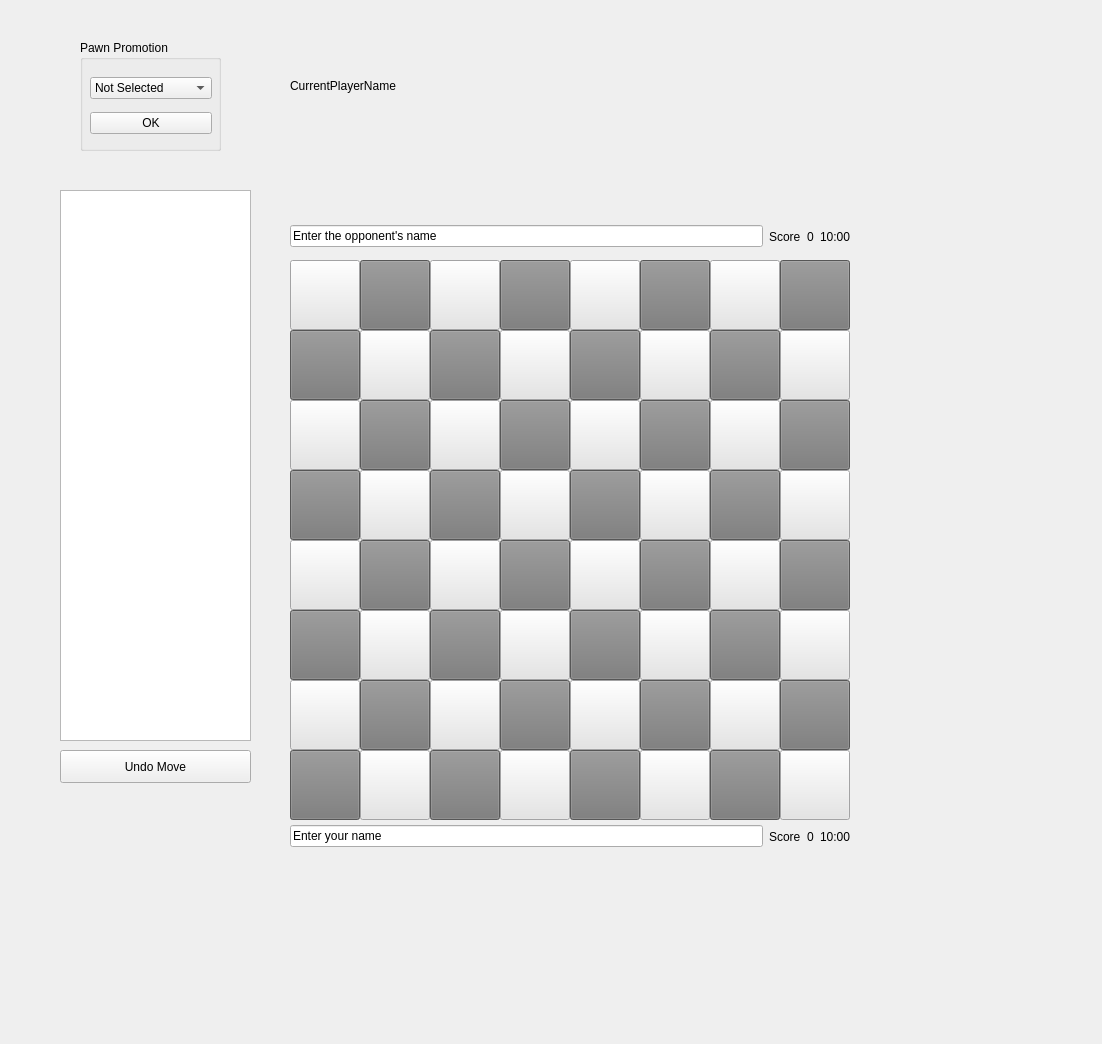
Old version of the form schach/schachgui.ui in the repository Charly-62/QtChessApp.
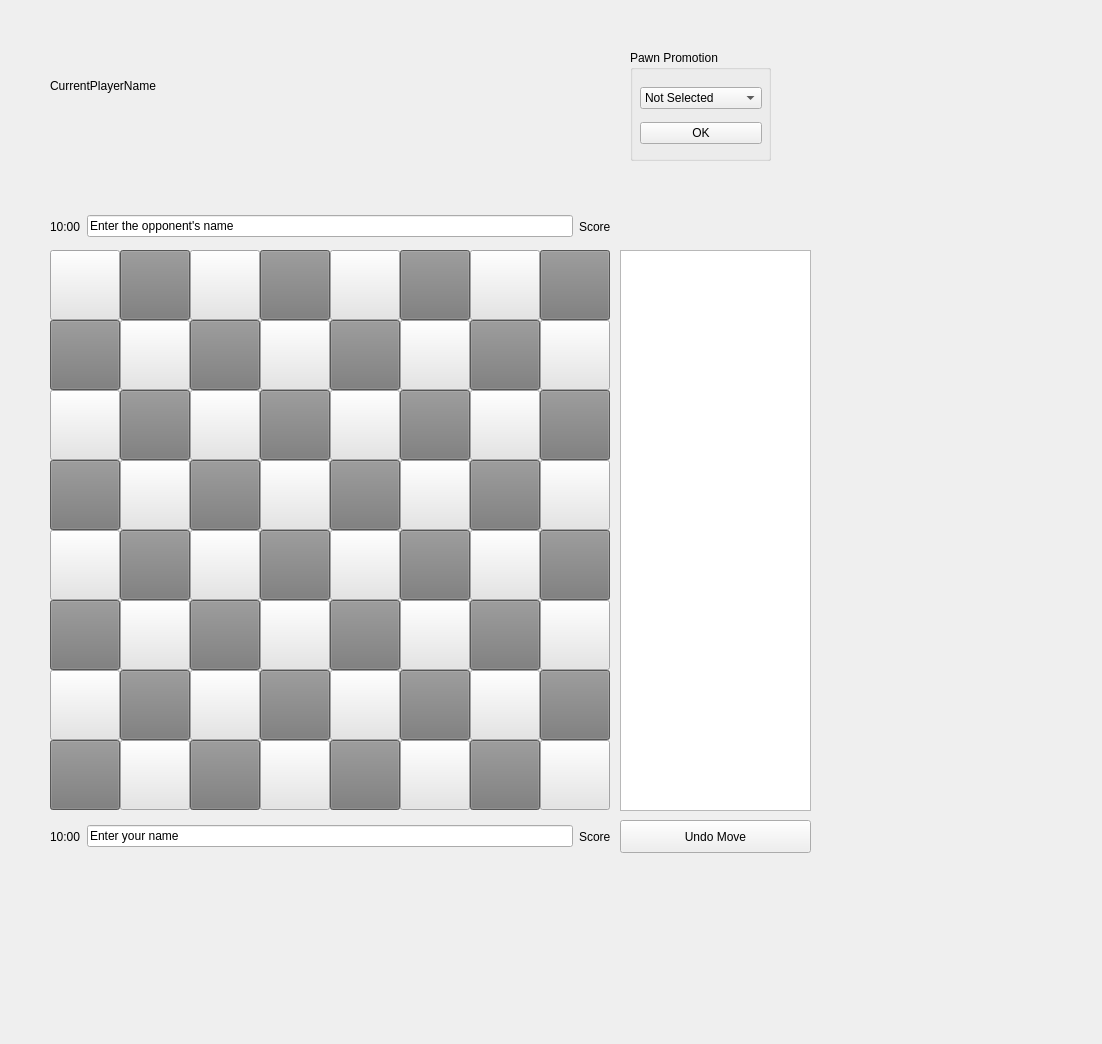
New version of the form. The open tabs and pages were chosen to show the change.

Patch:
```diff
--- a/schach/schachgui.ui
+++ b/schach/schachgui.ui
@@ -27,8 +27,8 @@
     <rect>
      <x>30</x>
      <y>10</y>
-     <width>861</width>
-     <height>881</height>
+     <width>791</width>
+     <height>911</height>
     </rect>
    </property>
    <property name="currentIndex">
@@ -227,10 +227,13 @@
    </widget>
    <widget class="QWidget" name="gamepage">
     <widget class="QStackedWidget" name="swpawnpromotion">
+     <property name="enabled">
+      <bool>true</bool>
+     </property>
      <property name="geometry">
       <rect>
-       <x>30</x>
-       <y>30</y>
+       <x>580</x>
+       <y>40</y>
        <width>191</width>
        <height>111</height>
       </rect>
@@ -306,13 +309,20 @@
     <widget class="QWidget" name="horizontalLayoutWidget">
      <property name="geometry">
       <rect>
-       <x>260</x>
-       <y>210</y>
+       <x>20</x>
+       <y>200</y>
        <width>561</width>
        <height>33</height>
       </rect>
      </property>
      <layout class="QHBoxLayout" name="horizontalLayoutPlayer2">
+      <item>
+       <widget class="QLabel" name="lblPlayer2Timer">
+        <property name="text">
+         <string>10:00</string>
+        </property>
+       </widget>
+      </item>
       <item>
        <widget class="QLineEdit" name="leName2">
         <property name="text">
@@ -327,26 +337,12 @@
         </property>
        </widget>
       </item>
-      <item>
-       <widget class="QLabel" name="lblPlayer2Score">
-        <property name="text">
-         <string>0</string>
-        </property>
-       </widget>
-      </item>
-      <item>
-       <widget class="QLabel" name="lblPlayer2Timer">
-        <property name="text">
-         <string>10:00</string>
-        </property>
-       </widget>
-      </item>
      </layout>
     </widget>
     <widget class="QLabel" name="lblCurrentPlayerName">
      <property name="geometry">
       <rect>
-       <x>260</x>
+       <x>20</x>
        <y>30</y>
        <width>561</width>
        <height>91</height>
@@ -359,13 +355,20 @@
     <widget class="QWidget" name="horizontalLayoutWidget_2">
      <property name="geometry">
       <rect>
-       <x>260</x>
+       <x>20</x>
        <y>810</y>
        <width>561</width>
        <height>33</height>
       </rect>
      </property>
      <layout class="QHBoxLayout" name="horizontalLayoutPlayer1">
+      <item>
+       <widget class="QLabel" name="lblPlayer1Timer">
+        <property name="text">
+         <string>10:00</string>
+        </property>
+       </widget>
+      </item>
       <item>
        <widget class="QLineEdit" name="leName1">
         <property name="text">
@@ -380,37 +383,23 @@
         </property>
        </widget>
       </item>
-      <item>
-       <widget class="QLabel" name="lblPlayer1Score">
-        <property name="text">
-         <string>0</string>
-        </property>
-       </widget>
-      </item>
-      <item>
-       <widget class="QLabel" name="lblPlayer1Timer">
-        <property name="text">
-         <string>10:00</string>
-        </property>
-       </widget>
-      </item>
      </layout>
     </widget>
     <widget class="QListWidget" name="lstMoveHistory">
      <property name="geometry">
       <rect>
-       <x>30</x>
-       <y>180</y>
+       <x>590</x>
+       <y>240</y>
        <width>191</width>
-       <height>551</height>
+       <height>561</height>
       </rect>
      </property>
     </widget>
     <widget class="QPushButton" name="pbUndo">
      <property name="geometry">
       <rect>
-       <x>30</x>
-       <y>740</y>
+       <x>590</x>
+       <y>810</y>
        <width>191</width>
        <height>33</height>
       </rect>
@@ -422,8 +411,8 @@
     <widget class="QWidget" name="gridLayoutWidget">
      <property name="geometry">
       <rect>
-       <x>260</x>
-       <y>250</y>
+       <x>20</x>
+       <y>240</y>
        <width>562</width>
        <height>562</height>
       </rect>
@@ -1873,27 +1862,27 @@
     <widget class="QWidget" name="horizontalLayoutWidget_4">
      <property name="geometry">
       <rect>
-       <x>260</x>
-       <y>130</y>
-       <width>351</width>
-       <height>80</height>
+       <x>20</x>
+       <y>159</y>
+       <width>561</width>
+       <height>41</height>
       </rect>
      </property>
      <layout class="QHBoxLayout" name="deadplayer2"/>
     </widget>
+    <widget class="QWidget" name="horizontalLayoutWidget_3">
+     <property name="geometry">
+      <rect>
+       <x>20</x>
+       <y>840</y>
+       <width>561</width>
+       <height>41</height>
+      </rect>
+     </property>
+     <layout class="QHBoxLayout" name="deadplayer1"/>
+    </widget>
    </widget>
   </widget>
-  <widget class="QWidget" name="horizontalLayoutWidget_3">
-   <property name="geometry">
-    <rect>
-     <x>290</x>
-     <y>860</y>
-     <width>351</width>
-     <height>80</height>
-    </rect>
-   </property>
-   <layout class="QHBoxLayout" name="deadplayer1"/>
-  </widget>
  </widget>
  <resources/>
  <connections/>
```
Left out of the diff: 10 changed lines with no effect on the pictures.
